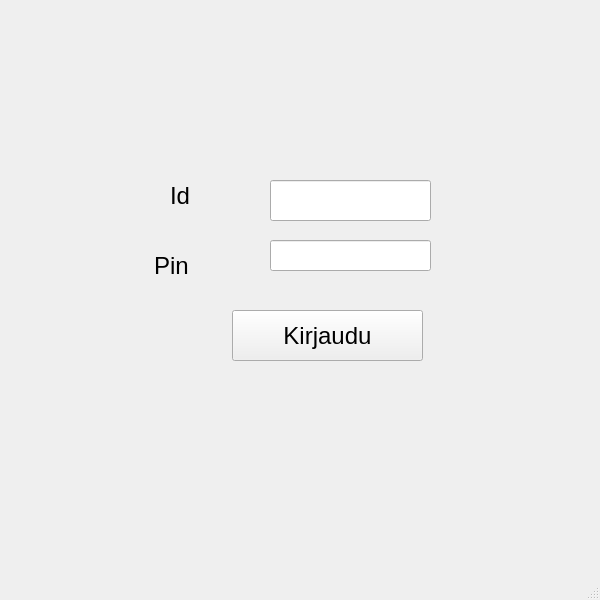
Qt form PankkiProjekti/mainwindow.ui (tvt20kmo-ohjelmistokehitysprojekti/Group8) before a commit.
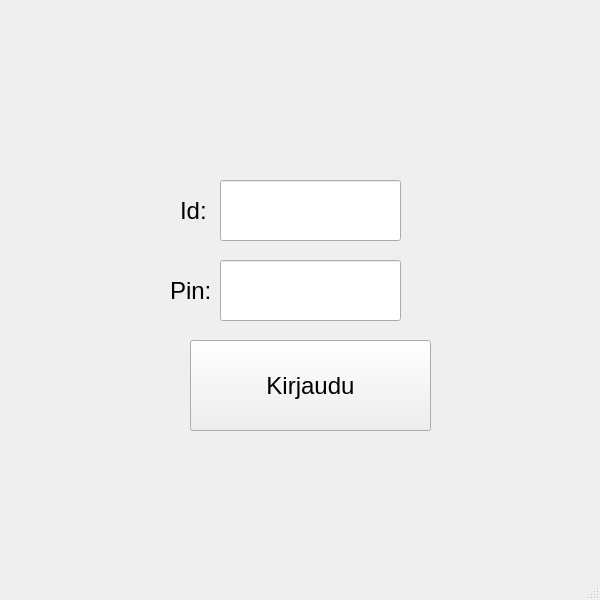
The same form after that commit.

The edit to the form file:
```diff
--- a/PankkiProjekti/mainwindow.ui
+++ b/PankkiProjekti/mainwindow.ui
@@ -17,10 +17,10 @@
    <widget class="QPushButton" name="btnKirjaudu">
     <property name="geometry">
      <rect>
-      <x>232</x>
-      <y>310</y>
-      <width>191</width>
-      <height>51</height>
+      <x>190</x>
+      <y>340</y>
+      <width>241</width>
+      <height>91</height>
      </rect>
     </property>
     <property name="font">
@@ -35,10 +35,10 @@
    <widget class="QLabel" name="labelId">
     <property name="geometry">
      <rect>
-      <x>170</x>
+      <x>180</x>
       <y>180</y>
-      <width>91</width>
-      <height>31</height>
+      <width>41</width>
+      <height>61</height>
      </rect>
     </property>
     <property name="font">
@@ -47,16 +47,16 @@
      </font>
     </property>
     <property name="text">
-     <string>Id</string>
+     <string>Id:</string>
     </property>
    </widget>
    <widget class="QLabel" name="labelPin">
     <property name="geometry">
      <rect>
-      <x>154</x>
-      <y>250</y>
-      <width>101</width>
-      <height>31</height>
+      <x>170</x>
+      <y>260</y>
+      <width>51</width>
+      <height>61</height>
      </rect>
     </property>
     <property name="font">
@@ -65,28 +65,38 @@
      </font>
     </property>
     <property name="text">
-     <string>Pin</string>
+     <string>Pin:</string>
     </property>
    </widget>
    <widget class="QLineEdit" name="lineEditId">
     <property name="geometry">
      <rect>
-      <x>270</x>
+      <x>220</x>
       <y>180</y>
-      <width>161</width>
-      <height>41</height>
+      <width>181</width>
+      <height>61</height>
      </rect>
     </property>
+    <property name="font">
+     <font>
+      <pointsize>18</pointsize>
+     </font>
+    </property>
    </widget>
    <widget class="QLineEdit" name="lineEditPin">
     <property name="geometry">
      <rect>
-      <x>270</x>
-      <y>240</y>
-      <width>161</width>
-      <height>31</height>
+      <x>220</x>
+      <y>260</y>
+      <width>181</width>
+      <height>61</height>
      </rect>
     </property>
+    <property name="font">
+     <font>
+      <pointsize>18</pointsize>
+     </font>
+    </property>
    </widget>
    <widget class="QLabel" name="labelLoginTest">
     <property name="geometry">
```
Left out of the diff: 2 changed lines with no effect on the pictures.
